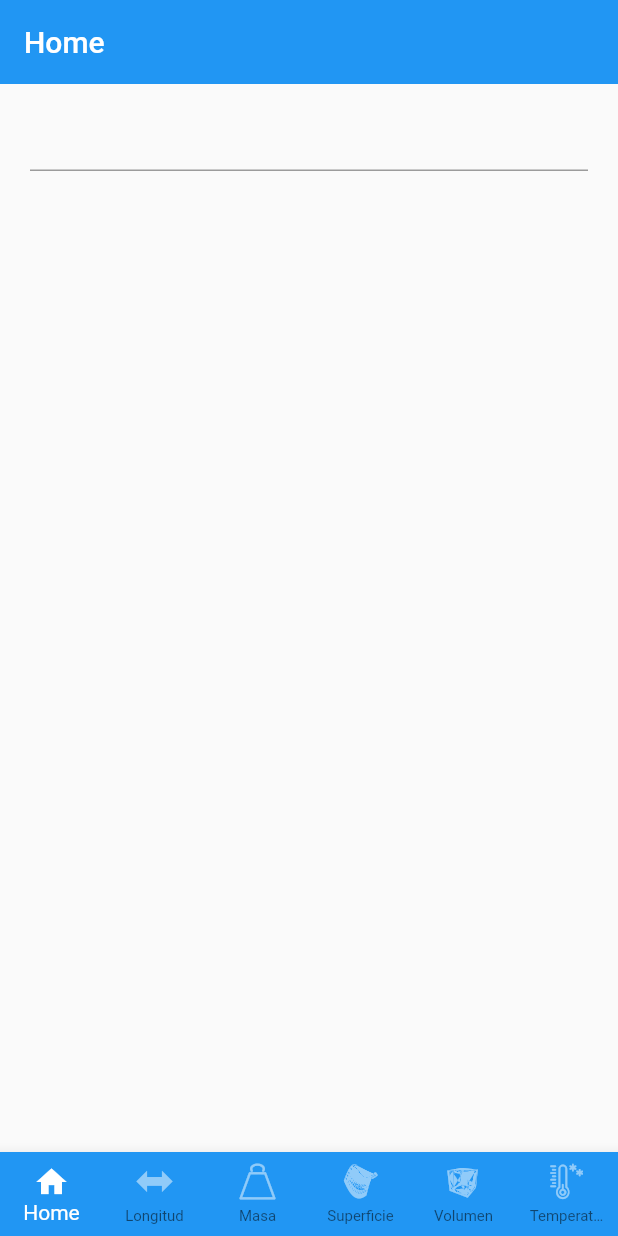
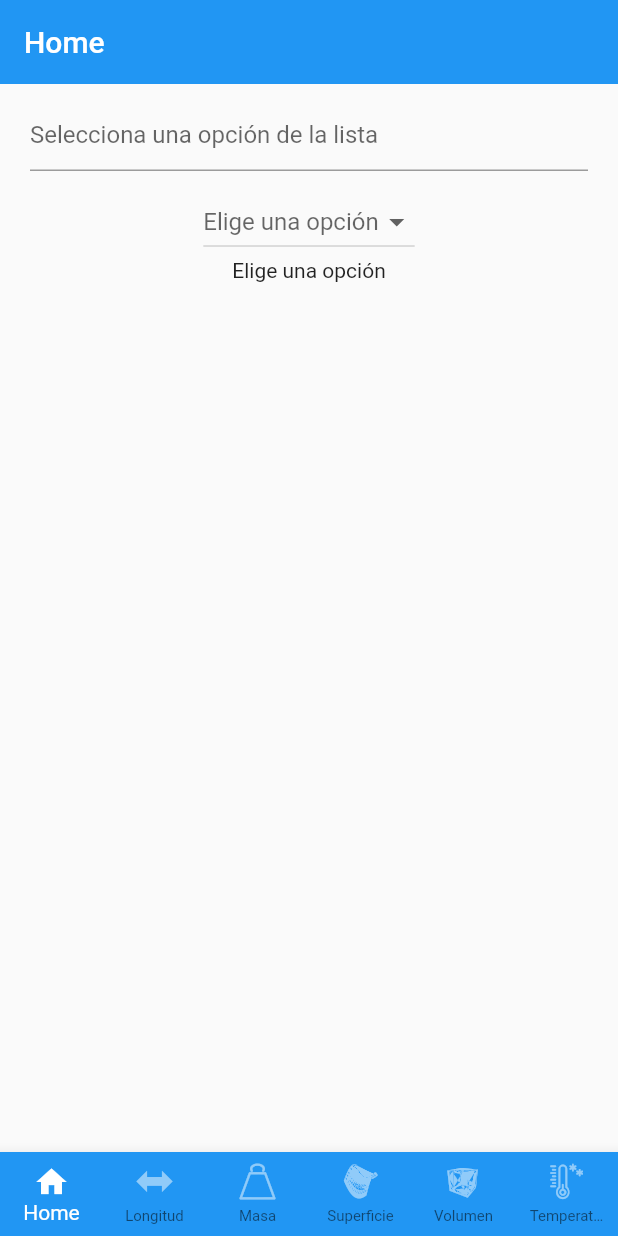
Before and after one commit to Chris-AM/imperial_to_metric_flutter, a Flutter app: the screen it shows after launch, swiped to page 3, on a phone screen of 412 x 824 dp. Run offline on Flutter 3.47's test engine with Material 2 defaults, Android fonts, the light colour scheme and no system bars; drawn by our look-alikes of keyboard_actions.

Commit message:
creating mass screen view

```diff
--- a/lib/screens/custom_scaffold.dart
+++ b/lib/screens/custom_scaffold.dart
@@ -4,7 +4,7 @@ import 'package:imperial_to_metric_flutter/custom_icons_icons.dart';
 
 import 'package:imperial_to_metric_flutter/screens/home_screen.dart';
 import 'package:imperial_to_metric_flutter/screens/length_screen/lenght_index.dart';
-import 'package:imperial_to_metric_flutter/screens/mass_screen/mass_screen.dart';
+import 'package:imperial_to_metric_flutter/screens/mass_screen/mass_index.dart';
 import 'package:imperial_to_metric_flutter/screens/surface.screen/surface.dart';
 import 'package:imperial_to_metric_flutter/screens/temperature.screen/temperature.dart';
 import 'package:imperial_to_metric_flutter/screens/volume.screen/volume.dart';
@@ -51,7 +51,7 @@ class _CustomScaffoldState extends State<CustomScaffold> {
           //*Lenght
           const LenghtScreen(),
           //*Mass
-          MassScreen(),
+          const MassScreen(),
           //*surface
           SurfaceScreen(),
           //*volume
--- /dev/null
+++ b/lib/screens/mass_screen/mass_index.dart
@@ -0,0 +1,145 @@
+import 'package:flutter/material.dart';
+import 'package:keyboard_actions/keyboard_actions.dart';
+
+class MassScreen extends StatefulWidget {
+  const MassScreen({Key? key}) : super(key: key);
+
+  @override
+  State<MassScreen> createState() => _MassScreenState();
+}
+
+class _MassScreenState extends State<MassScreen> {
+  //* this variable holds the value of the selected DropdownButton
+  String _currentOption = 'Elige una opción';
+  String _inputValue = '';
+  final FocusNode _focusInput = FocusNode();
+  @override
+  Widget build(BuildContext context) {
+    return KeyboardActions(
+      tapOutsideBehavior: TapOutsideBehavior.opaqueDismiss,
+      config: KeyboardActionsConfig(
+        keyboardActionsPlatform: KeyboardActionsPlatform.IOS,
+        nextFocus: false,
+        actions: [
+          KeyboardActionsItem(
+            focusNode: _focusInput,
+          ),
+        ],
+      ),
+      child: Column(
+        children: [
+          //*Input Field container
+          SingleChildScrollView(
+            child: Padding(
+              padding: const EdgeInsets.symmetric(
+                horizontal: 20,
+                vertical: 10,
+              ),
+              child: Column(
+                children: [
+                  //* Input field
+                  TextFormField(
+                    focusNode: _focusInput,
+                    keyboardType:
+                        const TextInputType.numberWithOptions(decimal: true),
+                    onChanged: (inputValue) {
+                      setState(() {
+                        _inputValue = (inputValue).replaceAll(',', '.');
+                      });
+                    },
+                    validator: (inputValue) {
+                      try {
+                        if (inputValue == null) {
+                          return 'Este campo es requerido';
+                        }
+                        return double.parse(inputValue) > 0
+                            ? null
+                            : 'El valor debe ser mayor a 0';
+                      } catch (e) {
+                        return 'El valor debe ser un número';
+                      }
+                    },
+                    autovalidateMode: AutovalidateMode.onUserInteraction,
+                    decoration: InputDecoration(
+                      hintText: _currentOption == 'Elige una opción'
+                          ? 'Selecciona una opción de la lista'
+                          : 'Ingresa el valor en $_currentOption',
+                    ),
+                  ),
+                ],
+              ),
+            ),
+          ),
+
+          //* Creating Dropdown
+          Center(
+            child: DropdownButton(
+              hint: Text(_currentOption),
+              //* List of items to convert
+              items: <String>[
+                //short = US
+                //Long = UK
+                "Grano",
+                "Tonelada Larga",
+                "Tonelada Corta",
+                "Onza",
+                "Libra",
+                "Cuarto Largo",
+                "Cuarto Corto",
+                "Kilo Libra",
+                "Quintal",
+              ].map<DropdownMenuItem<String>>(
+                (String value) {
+                  return DropdownMenuItem<String>(
+                    value: value,
+                    child: Text(value),
+                  );
+                },
+              ).toList(),
+              onChanged: (String? newValue) {
+                setState(() {
+                  _currentOption = newValue!;
+                });
+              },
+            ),
+          ),
+          RenderOption(
+            option: _currentOption,
+            inputValue: _inputValue,
+          ),
+        ],
+      ),
+    );
+  }
+}
+
+class RenderOption extends StatelessWidget {
+  final String option;
+  final String inputValue;
+  const RenderOption({Key? key, required this.option, required this.inputValue})
+      : super(key: key);
+  @override
+  Widget build(BuildContext context) {
+    switch (option) {
+      case 'Grano':
+      // return MilScreen(milInput: inputValue);
+      case 'Tonelada Larga':
+      // return InchScreen(inchesInput: inputValue);
+      case 'Tonelada Corta':
+      // return FootScreen(footInput: inputValue);
+      case 'Onza':
+      // return YardScreen(yardInput: inputValue);
+      case 'Libra':
+      // return RodScreen(rodInput: inputValue);
+      case 'Cuarto Largo':
+      // return ChainScreen(chainInput: inputValue);
+      case 'Cuarto Corto':
+      // return FurlongScreen(furlongInput: inputValue);
+      case 'Kilo Libra':
+      // return MileScreen(mileInput: inputValue);
+      case 'Quintal':
+      default:
+        return const Text('Elige una opción');
+    }
+  }
+}
--- a/lib/screens/mass_screen/mass_screen.dart
+++ /dev/null
@@ -1,53 +0,0 @@
-import 'package:flutter/material.dart';
-import 'package:keyboard_actions/keyboard_actions.dart';
-
-class MassScreen extends StatefulWidget {
-  const MassScreen({Key? key}) : super(key: key);
-  @override
-  State<MassScreen> createState() => _MassScreenState();
-}
-
-class _MassScreenState extends State<MassScreen> {
-  String _currentOption = 'Elige una opción';
-  String _inputValue = '';
-  final FocusNode _focusInput = FocusNode();
-  @override
-  Widget build(BuildContext context) {
-    return KeyboardActions(
-      tapOutsideBehavior: TapOutsideBehavior.opaqueDismiss,
-      config: KeyboardActionsConfig(
-        keyboardActionsPlatform: KeyboardActionsPlatform.IOS,
-        nextFocus: false,
-        actions: [
-          KeyboardActionsItem(focusNode: _focusInput),
-        ],
-      ),
-      child: Column(
-        children: <Widget>[
-          SingleChildScrollView(
-            child: Padding(
-              padding: const EdgeInsets.symmetric(
-                horizontal: 20,
-                vertical: 10,
-              ),
-              child: Column(
-                children: [
-                  TextFormField(
-                    focusNode: _focusInput,
-                    keyboardType:
-                        const TextInputType.numberWithOptions(decimal: true),
-                    onChanged: (inputValue) {
-                      setState(() {
-                        _inputValue = (inputValue).replaceAll(',', '.');
-                      });
-                    },
-                  )
-                ],
-              ),
-            ),
-          )
-        ],
-      ),
-    );
-  }
-}
```
